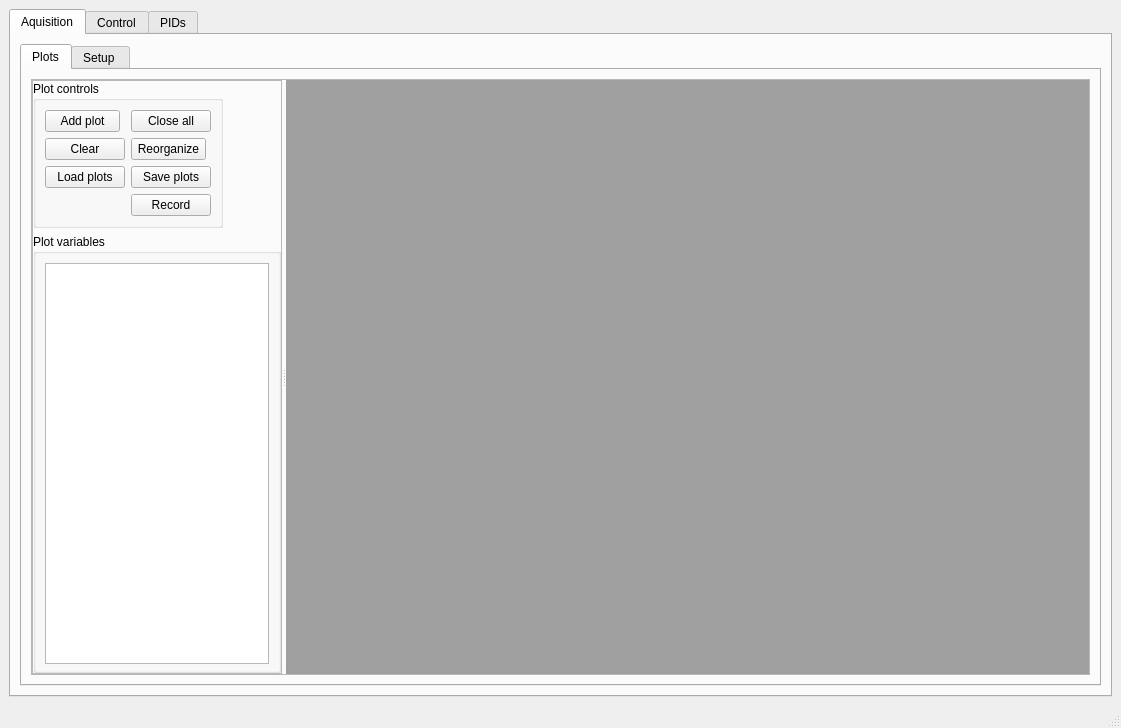
Qt form ui.ui (vitorliston/PyDAQ) before a commit.
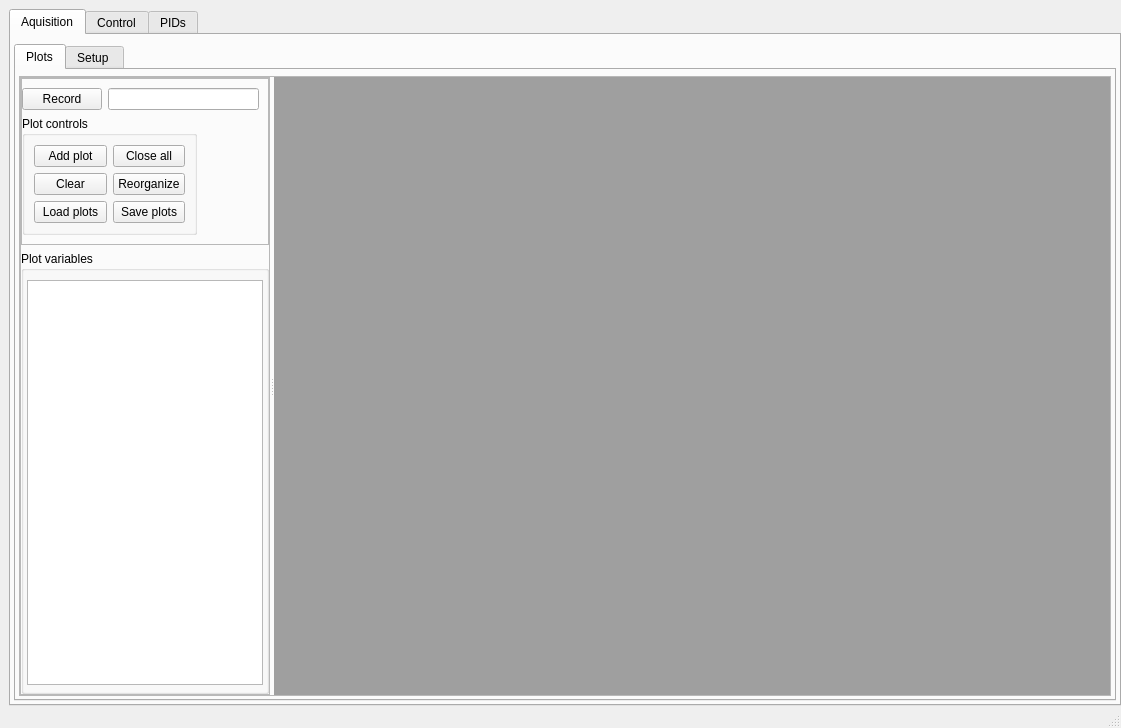
The same form after that commit. The open tabs and pages were chosen to show the change.

Commit message: Changes: - Yokogawa autorange is called when invalid value is received - Changed separator from , to ; on config files - Removed filter from temperature - Included PID disconnect button - Included moving average on plot items - Fixed plot repeated plotting bug - Included dt (read interval) variable

The edit to the form file:
```diff
--- a/ui.ui
+++ b/ui.ui
@@ -20,7 +20,19 @@
    <string>PyDAQ by Vitor Liston</string>
   </property>
   <widget class="QWidget" name="centralwidget">
+   <property name="styleSheet">
+    <string notr="true"/>
+   </property>
    <layout class="QGridLayout" name="gridLayout_12">
+    <property name="leftMargin">
+     <number>9</number>
+    </property>
+    <property name="rightMargin">
+     <number>0</number>
+    </property>
+    <property name="bottomMargin">
+     <number>0</number>
+    </property>
     <item row="0" column="0">
      <widget class="QTabWidget" name="tabWidget_2">
       <property name="currentIndex">
@@ -31,6 +43,18 @@
         <string>Aquisition</string>
        </attribute>
        <layout class="QGridLayout" name="gridLayout_9">
+        <property name="leftMargin">
+         <number>3</number>
+        </property>
+        <property name="topMargin">
+         <number>9</number>
+        </property>
+        <property name="rightMargin">
+         <number>3</number>
+        </property>
+        <property name="bottomMargin">
+         <number>3</number>
+        </property>
         <item row="0" column="0">
          <widget class="QTabWidget" name="tabWidget">
           <property name="currentIndex">
@@ -41,6 +65,18 @@
             <string>Plots</string>
            </attribute>
            <layout class="QGridLayout" name="gridLayout_2">
+            <property name="leftMargin">
+             <number>3</number>
+            </property>
+            <property name="topMargin">
+             <number>6</number>
+            </property>
+            <property name="rightMargin">
+             <number>3</number>
+            </property>
+            <property name="bottomMargin">
+             <number>3</number>
+            </property>
             <item row="0" column="0">
              <widget class="QFrame" name="frame_3">
               <property name="sizePolicy">
@@ -99,11 +135,11 @@
                    <property name="bottomMargin">
                     <number>0</number>
                    </property>
-                   <item row="1" column="0" colspan="2">
+                   <item row="2" column="0" colspan="2">
                     <widget class="QGroupBox" name="groupBox_5">
                      <property name="minimumSize">
                       <size>
-                       <width>180</width>
+                       <width>200</width>
                        <height>0</height>
                       </size>
                      </property>
@@ -111,8 +147,11 @@
                       <string>Plot variables</string>
                      </property>
                      <layout class="QGridLayout" name="gridLayout_5">
+                      <property name="leftMargin">
+                       <number>3</number>
+                      </property>
                       <property name="rightMargin">
-                       <number>9</number>
+                       <number>3</number>
                       </property>
                       <property name="bottomMargin">
                        <number>6</number>
@@ -152,6 +191,9 @@
                         <attribute name="headerMinimumSectionSize">
                          <number>10</number>
                         </attribute>
+                        <attribute name="headerDefaultSectionSize">
+                         <number>120</number>
+                        </attribute>
                         <attribute name="headerShowSortIndicator" stdset="0">
                          <bool>false</bool>
                         </attribute>
@@ -170,67 +212,94 @@
                      </layout>
                     </widget>
                    </item>
-                   <item row="0" column="0" colspan="2" alignment="Qt::AlignLeft">
-                    <widget class="QGroupBox" name="groupBox_6">
-                     <property name="title">
-                      <string>Plot controls</string>
+                   <item row="0" column="0" colspan="2">
+                    <widget class="QFrame" name="frame_5">
+                     <property name="minimumSize">
+                      <size>
+                       <width>200</width>
+                       <height>163</height>
+                      </size>
                      </property>
-                     <layout class="QGridLayout" name="gridLayout_14">
-                      <item row="2" column="0">
-                       <widget class="QPushButton" name="bloadcolors">
-                        <property name="text">
-                         <string>Load plots</string>
+                     <property name="frameShape">
+                      <enum>QFrame::StyledPanel</enum>
+                     </property>
+                     <property name="frameShadow">
+                      <enum>QFrame::Raised</enum>
+                     </property>
+                     <layout class="QGridLayout" name="gridLayout_16">
+                      <property name="leftMargin">
+                       <number>0</number>
+                      </property>
+                      <item row="1" column="0" colspan="2">
+                       <widget class="QGroupBox" name="groupBox_6">
+                        <property name="minimumSize">
+                         <size>
+                          <width>175</width>
+                          <height>114</height>
+                         </size>
                         </property>
-                       </widget>
-                      </item>
-                      <item row="1" column="0">
-                       <widget class="QPushButton" name="bclearplots">
-                        <property name="text">
-                         <string>Clear</string>
-                        </property>
-                       </widget>
-                      </item>
-                      <item row="1" column="1">
-                       <widget class="QPushButton" name="reorganize">
                         <property name="maximumSize">
                          <size>
-                          <width>75</width>
-                          <height>23</height>
+                          <width>175</width>
+                          <height>16777215</height>
                          </size>
                         </property>
-                        <property name="text">
-                         <string>Reorganize</string>
+                        <property name="title">
+                         <string>Plot controls</string>
                         </property>
-                       </widget>
-                      </item>
-                      <item row="2" column="1">
-                       <widget class="QPushButton" name="bsavecolors">
-                        <property name="text">
-                         <string>Save plots</string>
-                        </property>
+                        <layout class="QGridLayout" name="gridLayout_14">
+                         <item row="1" column="0">
+                          <widget class="QPushButton" name="bclearplots">
+                           <property name="text">
+                            <string>Clear</string>
+                           </property>
+                          </widget>
+                         </item>
+                         <item row="0" column="0">
+                          <widget class="QPushButton" name="addplot">
+                           <property name="maximumSize">
+                            <size>
+                             <width>75</width>
+                             <height>23</height>
+                            </size>
+                           </property>
+                           <property name="text">
+                            <string>Add plot</string>
+                           </property>
+                          </widget>
+                         </item>
+                         <item row="0" column="1">
+                          <widget class="QPushButton" name="bcloseall">
+                           <property name="text">
+                            <string>Close all</string>
+                           </property>
+                          </widget>
+                         </item>
+                         <item row="1" column="1">
+                          <widget class="QPushButton" name="reorganize">
+                           <property name="text">
+                            <string>Reorganize</string>
+                           </property>
+                          </widget>
+                         </item>
+                         <item row="2" column="1">
+                          <widget class="QPushButton" name="bsavecolors">
+                           <property name="text">
+                            <string>Save plots</string>
+                           </property>
+                          </widget>
+                         </item>
+                         <item row="2" column="0">
+                          <widget class="QPushButton" name="bloadcolors">
+                           <property name="text">
+                            <string>Load plots</string>
+                           </property>
+                          </widget>
+                         </item>
+                        </layout>
                        </widget>
                       </item>
                       <item row="0" column="0">
-                       <widget class="QPushButton" name="addplot">
-                        <property name="maximumSize">
-                         <size>
-                          <width>75</width>
-                          <height>23</height>
-                         </size>
-                        </property>
-                        <property name="text">
-                         <string>Add plot</string>
-                        </property>
-                       </widget>
-                      </item>
-                      <item row="0" column="1">
-                       <widget class="QPushButton" name="bcloseall">
-                        <property name="text">
-                         <string>Close all</string>
-                        </property>
-                       </widget>
-                      </item>
-                      <item row="3" column="0" colspan="2" alignment="Qt::AlignRight">
                        <widget class="QPushButton" name="checksavefile">
                         <property name="text">
                          <string>Record</string>
@@ -246,6 +315,9 @@
                         </property>
                        </widget>
                       </item>
+                      <item row="0" column="1">
+                       <widget class="QLineEdit" name="savefilepath"/>
+                      </item>
                      </layout>
                     </widget>
                    </item>
@@ -345,6 +417,13 @@
                       </property>
                      </widget>
                     </item>
+                    <item row="0" column="1">
+                     <widget class="QLabel" name="daqstatus">
+                      <property name="text">
+                       <string>STOPPED</string>
+                      </property>
+                     </widget>
+                    </item>
                     <item row="1" column="0">
                      <widget class="QLabel" name="label_3">
                       <property name="text">
@@ -355,28 +434,7 @@
                     <item row="1" column="1">
                      <widget class="QLineEdit" name="daqinterval">
                       <property name="text">
-                       <string>0</string>
-                      </property>
-                     </widget>
-                    </item>
-                    <item row="2" column="0">
-                     <widget class="QLabel" name="label">
-                      <property name="text">
-                       <string>Save file</string>
-                      </property>
-                     </widget>
-                    </item>
-                    <item row="2" column="1">
-                     <widget class="QLineEdit" name="savefilepath">
-                      <property name="text">
-                       <string>test.txt</string>
-                      </property>
-                     </widget>
-                    </item>
-                    <item row="0" column="1">
-                     <widget class="QLabel" name="daqstatus">
-                      <property name="text">
-                       <string>STOPPED</string>
+                       <string>3</string>
                       </property>
                      </widget>
                     </item>
@@ -593,15 +651,22 @@
            <string>PIDS</string>
           </property>
           <layout class="QGridLayout" name="gridLayout_28">
-           <item row="0" column="0" alignment="Qt::AlignRight">
+           <item row="1" column="0" colspan="2">
+            <layout class="QFormLayout" name="formLayout_10"/>
+           </item>
+           <item row="0" column="0">
             <widget class="QPushButton" name="bscanpid">
              <property name="text">
               <string>Scan</string>
              </property>
             </widget>
            </item>
-           <item row="1" column="0">
-            <layout class="QFormLayout" name="formLayout_10"/>
+           <item row="0" column="1">
+            <widget class="QPushButton" name="piddisconnect">
+             <property name="text">
+              <string>Disconnect</string>
+             </property>
+            </widget>
            </item>
           </layout>
          </widget>
```
The commit also changes 13 other files.
